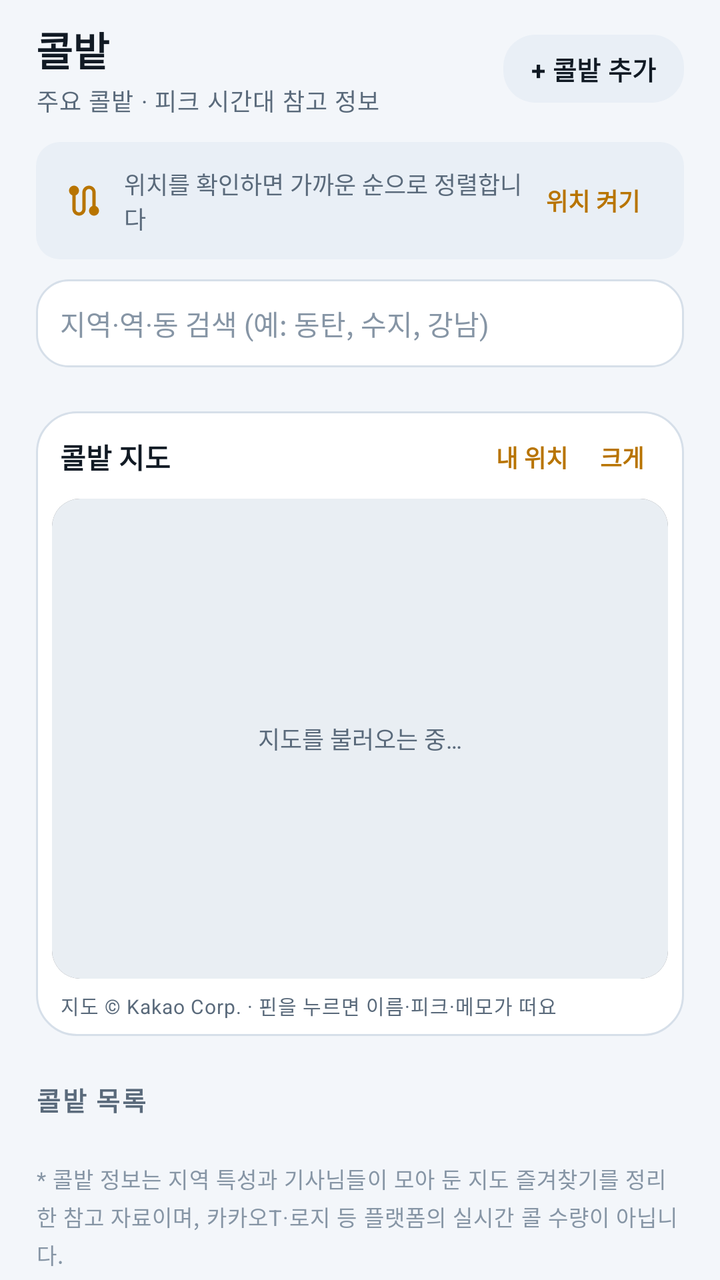
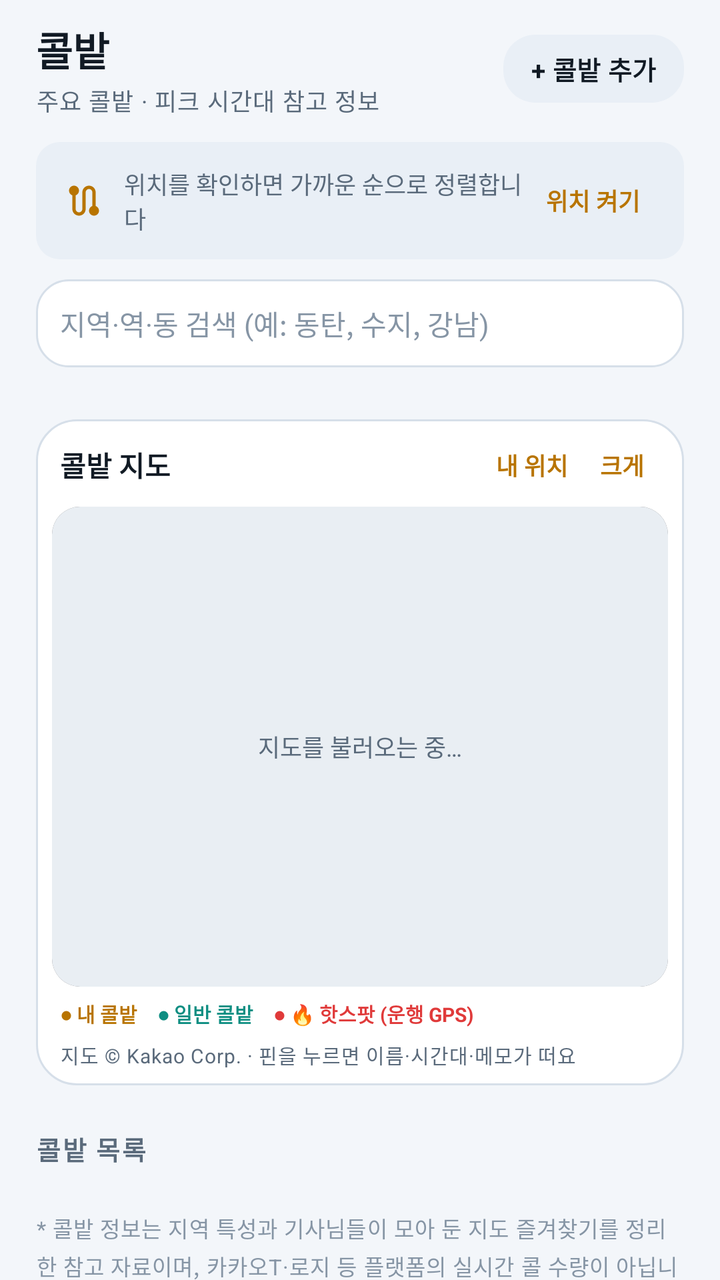

Screens rendered from an Android XML layout before and after an edit, with the pre-edit source and the edit as a unified diff.
<!-- AndroidManifest.xml: application theme Theme.DaeriLedger -->
<!-- res/layout/screen_spots.xml -->
<?xml version="1.0" encoding="utf-8"?>
<FrameLayout xmlns:android="http://schemas.android.com/apk/res/android"
    xmlns:app="http://schemas.android.com/apk/res-auto"
    android:layout_width="match_parent"
    android:layout_height="match_parent">

    <androidx.core.widget.NestedScrollView
        android:id="@+id/spotsScroll"
        android:layout_width="match_parent"
        android:layout_height="match_parent"
        android:clipToPadding="false"
        android:fillViewport="true"
        android:scrollbars="none">

        <LinearLayout
            android:id="@+id/spotsColumn"
            android:layout_width="match_parent"
            android:layout_height="wrap_content"
            android:focusableInTouchMode="true"
            android:orientation="vertical"
            android:paddingBottom="28dp">

            <LinearLayout
                android:layout_width="match_parent"
                android:layout_height="wrap_content"
                android:gravity="center_vertical"
                android:orientation="horizontal"
                android:paddingHorizontal="18dp"
                android:paddingTop="10dp">

                <LinearLayout
                    android:layout_width="0dp"
                    android:layout_height="wrap_content"
                    android:layout_weight="1"
                    android:orientation="vertical">

                    <TextView
                        style="@style/Text.Daeri.Title"
                        android:layout_width="wrap_content"
                        android:layout_height="wrap_content"
                        android:text="콜밭" />

                    <TextView
                        android:id="@+id/spotsSubtitle"
                        style="@style/Text.Daeri.Label"
                        android:layout_width="wrap_content"
                        android:layout_height="wrap_content"
                        android:layout_marginTop="2dp"
                        android:text="주요 콜밭 · 피크 시간대 참고 정보" />
                </LinearLayout>

                
                <com.google.android.material.button.MaterialButton
                    android:id="@+id/addSpotButton"
                    style="@style/Widget.Daeri.Button.Tonal"
                    android:layout_width="wrap_content"
                    android:layout_height="42dp"
                    android:minHeight="42dp"
                    android:paddingHorizontal="14dp"
                    android:text="+ 콜밭 추가"
                    android:textSize="13sp" />
            </LinearLayout>

            
            <LinearLayout
                android:id="@+id/locationCard"
                android:layout_width="match_parent"
                android:layout_height="wrap_content"
                android:layout_marginHorizontal="18dp"
                android:layout_marginTop="12dp"
                android:background="@drawable/bg_chip_soft"
                android:gravity="center_vertical"
                android:orientation="horizontal"
                android:paddingHorizontal="14dp"
                android:paddingVertical="12dp">

                <ImageView
                    android:layout_width="20dp"
                    android:layout_height="20dp"
                    android:contentDescription="@null"
                    android:src="@drawable/ic_route"
                    app:tint="@color/accent" />

                <TextView
                    android:id="@+id/locationText"
                    android:layout_width="0dp"
                    android:layout_height="wrap_content"
                    android:layout_marginStart="10dp"
                    android:layout_weight="1"
                    android:text="위치를 확인하면 가까운 순으로 정렬합니다"
                    android:textColor="@color/text_secondary"
                    android:textSize="12sp" />

                <TextView
                    android:id="@+id/locationAction"
                    android:layout_width="wrap_content"
                    android:layout_height="wrap_content"
                    android:background="?attr/selectableItemBackground"
                    android:paddingHorizontal="8dp"
                    android:paddingVertical="6dp"
                    android:text="위치 켜기"
                    android:textColor="@color/accent"
                    android:textSize="12sp"
                    android:textStyle="bold" />
            </LinearLayout>

            
            <LinearLayout
                android:layout_width="match_parent"
                android:layout_height="wrap_content"
                android:layout_marginHorizontal="18dp"
                android:layout_marginTop="10dp"
                android:background="@drawable/bg_amount_field"
                android:gravity="center_vertical"
                android:orientation="horizontal"
                android:paddingHorizontal="12dp">

                <EditText
                    android:id="@+id/spotSearch"
                    android:layout_width="0dp"
                    android:layout_height="44dp"
                    android:layout_weight="1"
                    android:background="@null"
                    android:hint="지역·역·동 검색 (예: 동탄, 수지, 강남)"
                    android:imeOptions="actionSearch"
                    android:importantForAutofill="no"
                    android:inputType="text"
                    android:maxLength="24"
                    android:paddingVertical="0dp"
                    android:singleLine="true"
                    android:textColor="@color/text_primary"
                    android:textColorHint="@color/text_tertiary"
                    android:textSize="14sp" />

                <ImageView
                    android:id="@+id/spotSearchClear"
                    android:layout_width="28dp"
                    android:layout_height="28dp"
                    android:background="?attr/selectableItemBackgroundBorderless"
                    android:contentDescription="검색어 지우기"
                    android:padding="6dp"
                    android:src="@drawable/ic_close"
                    android:visibility="gone"
                    app:tint="@color/text_tertiary" />
            </LinearLayout>

            
            <HorizontalScrollView
                android:layout_width="match_parent"
                android:layout_height="wrap_content"
                android:layout_marginTop="10dp"
                android:clipToPadding="false"
                android:paddingHorizontal="18dp"
                android:scrollbars="none">

                <com.google.android.material.chip.ChipGroup
                    android:id="@+id/regionChips"
                    android:layout_width="wrap_content"
                    android:layout_height="wrap_content"
                    app:chipSpacingHorizontal="8dp"
                    app:singleLine="true"
                    app:singleSelection="true" />
            </HorizontalScrollView>

            
            <TextView
                android:id="@+id/hiddenInfo"
                android:layout_width="wrap_content"
                android:layout_height="wrap_content"
                android:layout_marginHorizontal="18dp"
                android:layout_marginTop="8dp"
                android:background="?attr/selectableItemBackgroundBorderless"
                android:paddingVertical="4dp"
                android:text="숨긴 콜밭 0곳 · 되돌리기"
                android:textColor="@color/text_tertiary"
                android:textSize="11sp"
                android:visibility="gone" />

            
            <LinearLayout
                android:id="@+id/mapCard"
                android:layout_width="match_parent"
                android:layout_height="wrap_content"
                android:layout_marginHorizontal="18dp"
                android:layout_marginTop="12dp"
                android:background="@drawable/bg_card_soft"
                android:orientation="vertical"
                android:padding="8dp">

                <LinearLayout
                    android:layout_width="match_parent"
                    android:layout_height="wrap_content"
                    android:gravity="center_vertical"
                    android:orientation="horizontal"
                    android:paddingHorizontal="4dp"
                    android:paddingBottom="6dp">

                    <TextView
                        android:layout_width="0dp"
                        android:layout_height="wrap_content"
                        android:layout_weight="1"
                        android:text="콜밭 지도"
                        android:textColor="@color/text_primary"
                        android:textSize="14sp"
                        android:textStyle="bold" />

                    <TextView
                        android:id="@+id/mapCountLabel"
                        style="@style/Text.Daeri.Label"
                        android:layout_width="wrap_content"
                        android:layout_height="wrap_content"
                        android:layout_marginEnd="6dp"
                        android:text="" />

                    <TextView
                        android:id="@+id/mapMyLocation"
                        android:layout_width="wrap_content"
                        android:layout_height="wrap_content"
                        android:background="?attr/selectableItemBackground"
                        android:paddingHorizontal="8dp"
                        android:paddingVertical="6dp"
                        android:text="내 위치"
                        android:textColor="@color/accent"
                        android:textSize="12sp"
                        android:textStyle="bold" />

                    <TextView
                        android:id="@+id/mapToggle"
                        android:layout_width="wrap_content"
                        android:layout_height="wrap_content"
                        android:background="?attr/selectableItemBackground"
                        android:paddingHorizontal="8dp"
                        android:paddingVertical="6dp"
                        android:text="크게"
                        android:textColor="@color/accent"
                        android:textSize="12sp"
                        android:textStyle="bold" />
                </LinearLayout>

                <FrameLayout
                    android:id="@+id/mapFrame"
                    android:layout_width="match_parent"
                    android:layout_height="240dp"
                    android:background="@drawable/bg_map_frame"
                    android:clipToOutline="true">

                    <WebView
                        android:id="@+id/mapWeb"
                        android:layout_width="match_parent"
                        android:layout_height="match_parent" />

                    <TextView
                        android:id="@+id/mapLoading"
                        android:layout_width="match_parent"
                        android:layout_height="match_parent"
                        android:background="#E9EEF3"
                        android:gravity="center"
                        android:text="지도를 불러오는 중…"
                        android:textColor="#5A6A7B"
                        android:textSize="12sp" />

                    
                    <LinearLayout
                        android:id="@+id/mapErrorBox"
                        android:layout_width="match_parent"
                        android:layout_height="match_parent"
                        android:background="#E9EEF3"
                        android:gravity="center"
                        android:orientation="vertical"
                        android:padding="16dp"
                        android:visibility="gone">

                        <TextView
                            android:id="@+id/mapErrorText"
                            android:layout_width="wrap_content"
                            android:layout_height="wrap_content"
                            android:gravity="center"
                            android:lineSpacingExtra="2dp"
                            android:text="카카오맵을 불러오지 못했어요.&#10;아래 콜밭 목록으로도 볼 수 있어요."
                            android:textColor="#5A6A7B"
                            android:textSize="12sp" />

                        <com.google.android.material.button.MaterialButton
                            android:id="@+id/mapRetryButton"
                            style="@style/Widget.Daeri.Button.Tonal"
                            android:layout_width="wrap_content"
                            android:layout_height="40dp"
                            android:layout_marginTop="8dp"
                            android:minHeight="40dp"
                            android:text="다시 시도"
                            android:textSize="12sp" />
                    </LinearLayout>

                    
                    <LinearLayout
                        android:id="@+id/mapPinCard"
                        android:layout_width="match_parent"
                        android:layout_height="wrap_content"
                        android:layout_gravity="bottom"
                        android:layout_margin="8dp"
                        android:background="@drawable/bg_card_soft"
                        android:elevation="6dp"
                        android:orientation="vertical"
                        android:padding="12dp"
                        android:visibility="gone">

                        <TextView
                            android:id="@+id/mapPinName"
                            android:layout_width="match_parent"
                            android:layout_height="wrap_content"
                            android:ellipsize="end"
                            android:maxLines="1"
                            android:textColor="@color/text_primary"
                            android:textSize="15sp"
                            android:textStyle="bold" />

                        <TextView
                            android:id="@+id/mapPinMeta"
                            android:layout_width="match_parent"
                            android:layout_height="wrap_content"
                            android:layout_marginTop="2dp"
                            android:ellipsize="end"
                            android:maxLines="1"
                            android:textColor="@color/text_secondary"
                            android:textSize="12sp" />

                        <TextView
                            android:id="@+id/mapPinMemo"
                            android:layout_width="match_parent"
                            android:layout_height="wrap_content"
                            android:layout_marginTop="2dp"
                            android:ellipsize="end"
                            android:maxLines="2"
                            android:textColor="@color/text_tertiary"
                            android:textSize="12sp"
                            android:visibility="gone" />

                        <LinearLayout
                            android:layout_width="match_parent"
                            android:layout_height="wrap_content"
                            android:layout_marginTop="8dp"
                            android:gravity="center_vertical"
                            android:orientation="horizontal">

                            <com.google.android.material.button.MaterialButton
                                android:id="@+id/mapPinRoute"
                                style="@style/Widget.Daeri.Button.Tonal"
                                android:layout_width="wrap_content"
                                android:layout_height="40dp"
                                android:minHeight="40dp"
                                android:paddingHorizontal="14dp"
                                android:text="길찾기"
                                android:textSize="12sp"
                                app:icon="@drawable/ic_route"
                                app:iconSize="15dp" />

                            <TextView
                                android:id="@+id/mapPinClose"
                                android:layout_width="wrap_content"
                                android:layout_height="wrap_content"
                                android:layout_marginStart="6dp"
                                android:background="?attr/selectableItemBackground"
                                android:paddingHorizontal="10dp"
                                android:paddingVertical="8dp"
                                android:text="닫기"
                                android:textColor="@color/text_secondary"
                                android:textSize="12sp" />
                        </LinearLayout>
                    </LinearLayout>
                </FrameLayout>

                <TextView
                    android:id="@+id/mapAttribution"
                    style="@style/Text.Daeri.Label"
                    android:layout_width="wrap_content"
                    android:layout_height="wrap_content"
                    android:layout_marginTop="6dp"
                    android:paddingHorizontal="4dp"
                    android:text="지도 © Kakao Corp. · 핀을 누르면 이름·피크·메모가 떠요"
                    android:textSize="10sp" />
            </LinearLayout>

            
            <LinearLayout
                android:layout_width="match_parent"
                android:layout_height="wrap_content"
                android:gravity="center_vertical"
                android:orientation="horizontal"
                android:paddingHorizontal="18dp"
                android:paddingTop="22dp"
                android:paddingBottom="4dp">

                <TextView
                    style="@style/Text.Daeri.Section"
                    android:layout_width="0dp"
                    android:layout_height="wrap_content"
                    android:layout_weight="1"
                    android:text="콜밭 목록" />

                <TextView
                    android:id="@+id/nearbyCountText"
                    style="@style/Text.Daeri.Label"
                    android:layout_width="wrap_content"
                    android:layout_height="wrap_content"
                    android:text="" />
            </LinearLayout>

            <LinearLayout
                android:id="@+id/nearbyColumn"
                android:layout_width="match_parent"
                android:layout_height="wrap_content"
                android:orientation="vertical" />

            
            <com.google.android.material.button.MaterialButton
                android:id="@+id/moreSpotsButton"
                style="@style/Widget.Daeri.Button.Tonal"
                android:layout_width="match_parent"
                android:layout_height="48dp"
                android:layout_marginHorizontal="18dp"
                android:layout_marginTop="6dp"
                android:minHeight="48dp"
                android:text="나머지 콜밭 더 보기"
                android:textSize="13sp"
                android:visibility="gone" />

            <TextView
                style="@style/Text.Daeri.Label"
                android:layout_width="match_parent"
                android:layout_height="wrap_content"
                android:layout_marginHorizontal="18dp"
                android:layout_marginTop="18dp"
                android:lineSpacingExtra="3dp"
                android:text="* 콜밭 정보는 지역 특성과 기사님들이 모아 둔 지도 즐겨찾기를 정리한 참고 자료이며, 카카오T·로지 등 플랫폼의 실시간 콜 수량이 아닙니다.&#10;* 없어진 곳은 카드를 길게 눌러 ‘내 화면에서만 숨기기’ 또는 ‘없어진 곳 신고’를 할 수 있어요. 신고는 같은 자리에서 5명 이상 모이면 모든 기사님 화면에서 숨겨지고, 내 화면에서는 바로 숨겨집니다.&#10;* 기사님들이 5명 이상 제보한 곳은 ‘기사 제보’ 로 목록에 함께 보입니다.&#10;* 내가 추가한 콜밭(‘내 콜밭’ 배지)은 카드를 길게 눌러 삭제할 수 있어요."
                android:textColor="@color/text_tertiary"
                android:textSize="11sp" />

        </LinearLayout>
    </androidx.core.widget.NestedScrollView>

</FrameLayout>
<!-- resources referenced by this layout -->
<resources>
  <color name="accent">#B87400</color>
  <color name="text_primary">#111A24</color>
  <color name="text_secondary">#5A6A7B</color>
  <color name="text_tertiary">#8695A5</color>
  <!-- drawable bg_amount_field (drawable) -->
  <?xml version="1.0" encoding="utf-8"?>
  <shape xmlns:android="http://schemas.android.com/apk/res/android" android:shape="rectangle">
      <solid android:color="@color/surface" />
      <corners android:radius="16dp" />
      <stroke android:width="1dp" android:color="@color/outline" />
  </shape>
  <!-- drawable bg_card_soft (drawable) -->
  <?xml version="1.0" encoding="utf-8"?>
  <shape xmlns:android="http://schemas.android.com/apk/res/android" android:shape="rectangle">
      <solid android:color="@color/surface_alt" />
      <corners android:radius="20dp" />
      <stroke android:width="1dp" android:color="@color/outline" />
  </shape>
  <!-- drawable bg_chip_soft (drawable) -->
  <?xml version="1.0" encoding="utf-8"?>
  <shape xmlns:android="http://schemas.android.com/apk/res/android" android:shape="rectangle">
      <solid android:color="@color/surface_high" />
      <corners android:radius="12dp" />
  </shape>
  <!-- drawable bg_map_frame (drawable) -->
  <?xml version="1.0" encoding="utf-8"?>
  <shape xmlns:android="http://schemas.android.com/apk/res/android"
      android:shape="rectangle">
      <solid android:color="#E9EEF3" />
      <corners android:radius="14dp" />
  </shape>
  <style name="Text.Daeri.Label" parent="TextAppearance.Material3.BodySmall">
          <item name="android:textSize">12sp</item>
          <item name="android:textColor">@color/text_secondary</item>
      </style>
  <style name="Text.Daeri.Section" parent="TextAppearance.Material3.TitleSmall">
          <item name="android:textSize">13sp</item>
          <item name="android:letterSpacing">0.06</item>
          <item name="android:textColor">@color/text_secondary</item>
          <item name="android:textStyle">bold</item>
      </style>
  <style name="Text.Daeri.Title" parent="TextAppearance.Material3.TitleLarge">
          <item name="android:textSize">20sp</item>
          <item name="android:textStyle">bold</item>
          <item name="android:textColor">@color/text_primary</item>
      </style>
  <style name="Theme.DaeriLedger" parent="Theme.DaeriLedger.Base" />
  <color name="surface">#FFFFFF</color>
  <color name="outline">#D6DFE9</color>
  <color name="surface_alt">#FFFFFF</color>
  <color name="surface_high">#E9EFF6</color>
  <color name="on_accent">#FFFFFF</color>
  <color name="accent_dim">#FFF0D2</color>
  <color name="profit">#0E8A4F</color>
  <color name="profit_dim">#E1F6EB</color>
  <color name="chart_bar">#2E6BC4</color>
  <color name="bg">#F3F6FA</color>
  <color name="divider">#E7EDF4</color>
  <color name="loss">#C93A3A</color>
  <style name="ThemeOverlay.Daeri.BottomSheet" parent="ThemeOverlay.Material3.BottomSheetDialog">
          <item name="colorSurface">@color/surface_alt</item>
          <item name="bottomSheetStyle">@style/Widget.Daeri.BottomSheet</item>
      </style>
  <style name="Shape.Daeri.ExtraSmall" parent="ShapeAppearance.Material3.Corner.ExtraSmall">
          <item name="cornerSize">8dp</item>
      </style>
  <style name="Shape.Daeri.Small" parent="ShapeAppearance.Material3.Corner.Small">
          <item name="cornerSize">12dp</item>
      </style>
  <style name="Shape.Daeri.Medium" parent="ShapeAppearance.Material3.Corner.Medium">
          <item name="cornerSize">18dp</item>
      </style>
  <style name="Shape.Daeri.Large" parent="ShapeAppearance.Material3.Corner.Large">
          <item name="cornerSize">26dp</item>
      </style>
  <style name="Widget.Daeri.BottomSheet" parent="Widget.Material3.BottomSheet.Modal">
          <item name="shapeAppearance">@style/Shape.Daeri.Large</item>
          <item name="backgroundTint">@color/surface_alt</item>
      </style>
  <!-- unchanged entries left out for length: 5 -->
</resources>

<!-- the commit's change to res/layout/screen_spots.xml (unified diff, before → after) -->
@@ -163,6 +163,24 @@
             </HorizontalScrollView>
 
             
+            <HorizontalScrollView
+                android:layout_width="match_parent"
+                android:layout_height="wrap_content"
+                android:layout_marginTop="4dp"
+                android:clipToPadding="false"
+                android:paddingHorizontal="18dp"
+                android:scrollbars="none">
+
+                <com.google.android.material.chip.ChipGroup
+                    android:id="@+id/timeChips"
+                    android:layout_width="wrap_content"
+                    android:layout_height="wrap_content"
+                    app:chipSpacingHorizontal="8dp"
+                    app:singleLine="true"
+                    app:singleSelection="true" />
+            </HorizontalScrollView>
+
+            
             <TextView
                 android:id="@+id/hiddenInfo"
                 android:layout_width="wrap_content"
@@ -369,6 +387,42 @@
                     </LinearLayout>
                 </FrameLayout>
 
+                
+                <LinearLayout
+                    android:layout_width="match_parent"
+                    android:layout_height="wrap_content"
+                    android:gravity="center_vertical"
+                    android:orientation="horizontal"
+                    android:paddingHorizontal="4dp"
+                    android:paddingTop="6dp">
+
+                    <TextView
+                        android:layout_width="wrap_content"
+                        android:layout_height="wrap_content"
+                        android:text="● 내 콜밭"
+                        android:textColor="@color/accent"
+                        android:textSize="10sp"
+                        android:textStyle="bold" />
+
+                    <TextView
+                        android:layout_width="wrap_content"
+                        android:layout_height="wrap_content"
+                        android:layout_marginStart="10dp"
+                        android:text="● 일반 콜밭"
+                        android:textColor="@color/spot_mint"
+                        android:textSize="10sp"
+                        android:textStyle="bold" />
+
+                    <TextView
+                        android:layout_width="wrap_content"
+                        android:layout_height="wrap_content"
+                        android:layout_marginStart="10dp"
+                        android:text="● 🔥 핫스팟 (운행 GPS)"
+                        android:textColor="@color/coral"
+                        android:textSize="10sp"
+                        android:textStyle="bold" />
+                </LinearLayout>
+
                 <TextView
                     android:id="@+id/mapAttribution"
                     style="@style/Text.Daeri.Label"
@@ -376,7 +430,7 @@
                     android:layout_height="wrap_content"
                     android:layout_marginTop="6dp"
                     android:paddingHorizontal="4dp"
-                    android:text="지도 © Kakao Corp. · 핀을 누르면 이름·피크·메모가 떠요"
+                    android:text="지도 © Kakao Corp. · 핀을 누르면 이름·시간대·메모가 떠요"
                     android:textSize="10sp" />
             </LinearLayout>
 
@@ -431,7 +485,7 @@
                 android:layout_marginHorizontal="18dp"
                 android:layout_marginTop="18dp"
                 android:lineSpacingExtra="3dp"
-                android:text="* 콜밭 정보는 지역 특성과 기사님들이 모아 둔 지도 즐겨찾기를 정리한 참고 자료이며, 카카오T·로지 등 플랫폼의 실시간 콜 수량이 아닙니다.&#10;* 없어진 곳은 카드를 길게 눌러 ‘내 화면에서만 숨기기’ 또는 ‘없어진 곳 신고’를 할 수 있어요. 신고는 같은 자리에서 5명 이상 모이면 모든 기사님 화면에서 숨겨지고, 내 화면에서는 바로 숨겨집니다.&#10;* 기사님들이 5명 이상 제보한 곳은 ‘기사 제보’ 로 목록에 함께 보입니다.&#10;* 내가 추가한 콜밭(‘내 콜밭’ 배지)은 카드를 길게 눌러 삭제할 수 있어요."
+                android:text="* 콜밭 정보는 지역 특성과 기사님들이 모아 둔 지도 즐겨찾기를 정리한 참고 자료이며, 카카오T·로지 등 플랫폼의 실시간 콜 수량이 아닙니다.&#10;* 없어진 곳은 카드를 길게 눌러 ‘내 화면에서만 숨기기’ 또는 ‘없어진 곳 신고’를 할 수 있어요. 신고는 같은 자리에서 2명 이상 모이면 모든 기사님 화면에서 숨겨지고, 내 화면에서는 바로 숨겨집니다.&#10;* 기사님들이 2명 이상 제보한 곳은 ‘기사 제보’, 운행 기록 GPS로 모인 곳은 🔥 ‘핫스팟’ 으로 목록·지도에 함께 보입니다.&#10;* 내가 추가한 콜밭(‘내 콜밭’ 배지)은 카드를 길게 눌러 삭제할 수 있어요."
                 android:textColor="@color/text_tertiary"
                 android:textSize="11sp" />
 
<!-- resource entries referenced after the edit -->
@@ -1,6 +1,8 @@
 <!-- resources referenced by this layout -->
 <resources>
   <color name="accent">#B87400</color>
+  <color name="coral">#E03A3A</color>
+  <color name="spot_mint">#0E8E82</color>
   <color name="text_primary">#111A24</color>
   <color name="text_secondary">#5A6A7B</color>
   <color name="text_tertiary">#8695A5</color>
